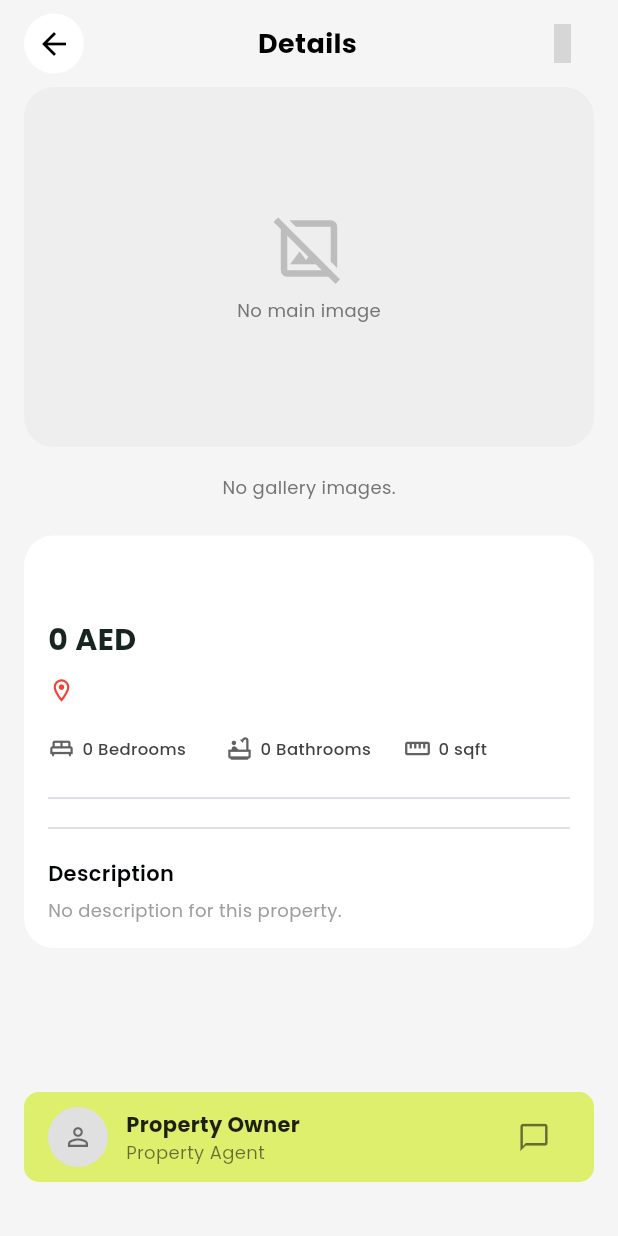
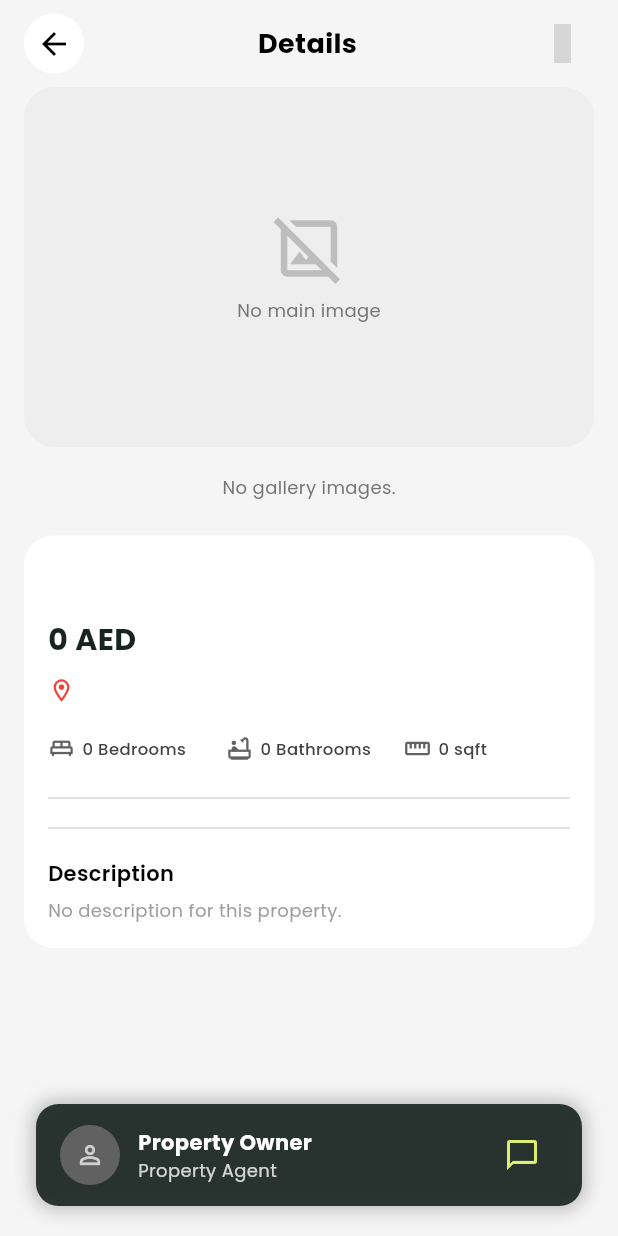
Before and after one commit to joule88/real, a Flutter app: the PropertyDetailPage screen opened directly with empty values, on a phone screen of 412 x 824 dp. Run offline on Flutter 3.47's test engine with Material 3 defaults, Android fonts, the phone set to English and light mode, and no system bars; our stand-ins replace cached_network_image, eva_icons_flutter, fl_chart, flutter_map, geolocator, google_fonts and 3 more; accounts and stored records are empty; network calls fail; grey boxes are pictures that could not be loaded.

Commit message:
Update 1

```diff
--- a/lib/screens/detail/detailpost.dart
+++ b/lib/screens/detail/detailpost.dart
@@ -126,7 +126,13 @@ class _PropertyDetailPageState extends State<PropertyDetailPage> {
 
     return Scaffold(
       backgroundColor: Colors.grey[100],
-      body: SafeArea(
+      // ==========================================================
+      //         PERUBAHAN UTAMA DIMULAI DI SINI
+      // ==========================================================
+      body: Stack(
+        children: [
+          // Widget utama yang berisi konten yang bisa di-scroll
+          SafeArea(
             child: Column(
               crossAxisAlignment: CrossAxisAlignment.start,
               children: [
@@ -257,7 +263,8 @@ class _PropertyDetailPageState extends State<PropertyDetailPage> {
                 ),
                 Expanded(
                   child: SingleChildScrollView(
-                padding: const EdgeInsets.symmetric(horizontal: 16),
+                    // Menambahkan padding di bawah agar konten terakhir tidak tertutup widget kontak
+                    padding: const EdgeInsets.fromLTRB(16, 0, 16, 120),
                     child: Container(
                       margin: const EdgeInsets.only(top: 4, bottom: 16),
                       padding: const EdgeInsets.all(16),
@@ -362,11 +369,22 @@ class _PropertyDetailPageState extends State<PropertyDetailPage> {
                     ),
                   ),
                 ),
-            ContactAgentWidget(owner: widget.property.uploaderInfo),
-            SizedBox(height: MediaQuery.of(context).padding.bottom > 0 ? 10 : 20),
+                // ContactAgentWidget dan SizedBox di bawahnya telah dipindahkan dari sini
               ],
             ),
           ),
+          // Widget kontak yang "mengambang" di lapisan atas
+          Positioned(
+            bottom: 0,
+            left: 0,
+            right: 0,
+            child: ContactAgentWidget(owner: widget.property.uploaderInfo),
+          ),
+        ],
+      ),
+      // ==========================================================
+      //          PERUBAHAN UTAMA SELESAI DI SINI
+      // ==========================================================
     );
   }
 
--- a/lib/screens/my_drafts/map_picker_screen.dart
+++ b/lib/screens/my_drafts/map_picker_screen.dart
@@ -256,7 +256,7 @@ class _MapPickerScreenState extends State<MapPickerScreen> {
                         child: ElevatedButton.icon(
                           // ENGLISH TRANSLATION
                           label: Text("Use This Address", style: GoogleFonts.poppins(fontWeight: FontWeight.bold)),
-                          icon: const Icon(Icons.check_circle),
+                          icon: const Icon(Icons.check_circle, color: Colors.white),
                           onPressed: (_selectedLocation == null || _isLoadingAddress) ? null : _onMapConfirm,
                           style: ElevatedButton.styleFrom(
                             backgroundColor: Theme.of(context).primaryColor,
--- a/lib/widgets/contact.dart
+++ b/lib/widgets/contact.dart
@@ -1,28 +1,26 @@
 // lib/widgets/contact.dart
 import 'package:flutter/material.dart';
 import 'package:google_fonts/google_fonts.dart';
-import 'package:real/models/user_model.dart'; // Import User model
-import 'package:url_launcher/url_launcher.dart'; // Import url_launcher
-import 'package:cached_network_image/cached_network_image.dart'; // Import cached_network_image
+import 'package:real/models/user_model.dart';
+import 'package:url_launcher/url_launcher.dart';
+import 'package:cached_network_image/cached_network_image.dart';
 
 class ContactAgentWidget extends StatelessWidget {
-  final User? owner; // Changed to User?
+  final User? owner;
 
   const ContactAgentWidget({super.key, required this.owner});
 
   Future<void> _launchWhatsApp(BuildContext context, String? phoneNumber) async {
     if (phoneNumber == null || phoneNumber.isEmpty) {
       ScaffoldMessenger.of(context).showSnackBar(
-        // ENGLISH TRANSLATION
         const SnackBar(content: Text('Owner\'s WhatsApp number is not available.')),
       );
       return;
     }
 
-    // Basic phone number cleaning:
-    String cleanedPhone = phoneNumber.replaceAll(RegExp(r'\D'), ''); // Remove all non-digits
+    String cleanedPhone = phoneNumber.replaceAll(RegExp(r'\D'), '');
     if (cleanedPhone.startsWith('0')) {
-      cleanedPhone = '62${cleanedPhone.substring(1)}'; // Replace leading 0 with 62 (for Indonesia)
+      cleanedPhone = '62${cleanedPhone.substring(1)}';
     } else if (!cleanedPhone.startsWith('62')) {
       if (cleanedPhone.length >= 9 && cleanedPhone.length <= 13 && !cleanedPhone.startsWith('+')) {
          // This logic is specific to Indonesian numbers
@@ -38,7 +36,6 @@ class ContactAgentWidget extends StatelessWidget {
       } else {
         if (context.mounted) {
           ScaffoldMessenger.of(context).showSnackBar(
-            // ENGLISH TRANSLATION
             const SnackBar(content: Text('Could not open WhatsApp. Please ensure it is installed.')),
           );
         }
@@ -46,7 +43,6 @@ class ContactAgentWidget extends StatelessWidget {
     } catch (e) {
       if (context.mounted) {
         ScaffoldMessenger.of(context).showSnackBar(
-            // ENGLISH TRANSLATION
             SnackBar(content: Text('Error opening WhatsApp: $e')),
         );
       }
@@ -56,49 +52,58 @@ class ContactAgentWidget extends StatelessWidget {
   @override
   Widget build(BuildContext context) {
     if (owner == null) {
+      // Tampilan jika owner tidak ada, dibuat semi-transparan juga
       return Container(
-        margin: const EdgeInsets.all(16),
+        margin: const EdgeInsets.symmetric(horizontal: 24, vertical: 20),
         padding: const EdgeInsets.symmetric(horizontal: 16),
         height: 60,
         decoration: BoxDecoration(
-          color: const Color(0xFFDDEF6D),
-          borderRadius: BorderRadius.circular(10),
+          color: Colors.black.withOpacity(0.75),
+          borderRadius: BorderRadius.circular(15),
         ),
         child: Center(
           child: Text(
-            // ENGLISH TRANSLATION
             "Owner information is not available.",
-            style: GoogleFonts.poppins(color: Colors.black54),
+            style: GoogleFonts.poppins(color: Colors.white70),
           ),
         ),
       );
     }
 
+    // ==========================================================
+    //         PERUBAHAN TAMPILAN DIMULAI DI SINI
+    // ==========================================================
     return Container(
-      margin: const EdgeInsets.all(16),
-      padding: const EdgeInsets.symmetric(horizontal: 16),
-      height: 60,
+      margin: const EdgeInsets.symmetric(horizontal: 24, vertical: 20),
+      padding: const EdgeInsets.symmetric(horizontal: 16, vertical: 10),
       decoration: BoxDecoration(
-        color: const Color(0xFFDDEF6D),
-        borderRadius: BorderRadius.circular(10),
+        color: const Color(0xFF182420).withOpacity(0.9), // Latar belakang gelap semi-transparan
+        borderRadius: BorderRadius.circular(15),
+        boxShadow: [
+          BoxShadow(
+            color: Colors.black.withOpacity(0.25),
+            blurRadius: 10,
+            spreadRadius: 2,
+          )
+        ],
       ),
       child: Row(
         children: [
           CircleAvatar(
             radius: 20,
-            backgroundColor: Colors.grey[300],
+            backgroundColor: Colors.grey[700],
             child: owner!.profileImage.isNotEmpty
                 ? ClipOval(
                     child: CachedNetworkImage(
                       imageUrl: owner!.profileImage,
-                      placeholder: (context, url) => const CircularProgressIndicator(strokeWidth: 2),
-                      errorWidget: (context, url, error) => const Icon(Icons.person_outline, size: 20, color: Colors.black54),
+                      placeholder: (context, url) => const CircularProgressIndicator(strokeWidth: 2, color: Colors.white),
+                      errorWidget: (context, url, error) => const Icon(Icons.person_outline, size: 20, color: Colors.white70),
                       width: 40,
                       height: 40,
                       fit: BoxFit.cover,
                     ),
                   )
-                : const Icon(Icons.person_outline, size: 20, color: Colors.black54),
+                : const Icon(Icons.person_outline, size: 20, color: Colors.white70),
           ),
           const SizedBox(width: 12),
           Expanded(
@@ -107,39 +112,32 @@ class ContactAgentWidget extends StatelessWidget {
               crossAxisAlignment: CrossAxisAlignment.start,
               children: [
                 Text(
-                  // ENGLISH TRANSLATION
                   owner!.name.isNotEmpty ? owner!.name : "Property Owner",
                   style: GoogleFonts.poppins(
-                      fontWeight: FontWeight.bold, fontSize: 14, color: Colors.black87),
+                      fontWeight: FontWeight.bold, fontSize: 14, color: Colors.white), // Warna teks diubah
                   maxLines: 1,
                   overflow: TextOverflow.ellipsis,
                 ),
-                if (owner!.bio.isNotEmpty) ...[
-                  Text(
-                    owner!.bio,
-                    style: GoogleFonts.poppins(fontSize: 11, color: Colors.black54),
-                    maxLines: 1,
-                    overflow: TextOverflow.ellipsis,
-                  ),
-                ] else ...[
-                  Text(
-                    // ENGLISH TRANSLATION
-                    "Property Agent",
-                    style: GoogleFonts.poppins(fontSize: 12, color: Colors.black54),
-                  ),
-                ],
+                Text(
+                  owner!.bio.isNotEmpty ? owner!.bio : "Property Agent",
+                  style: GoogleFonts.poppins(fontSize: 12, color: Colors.white.withOpacity(0.8)), // Warna teks diubah
+                  maxLines: 1,
+                  overflow: TextOverflow.ellipsis,
+                ),
               ],
             ),
           ),
           const SizedBox(width: 10),
           IconButton(
-            icon: Icon(Icons.chat_bubble_outline, size: 22, color: Colors.black54),
+            icon: const Icon(Icons.chat_bubble_outline, size: 24, color: Color(0xFFDDEF6D)), // Warna ikon diubah
             onPressed: () => _launchWhatsApp(context, owner!.phone),
-            // ENGLISH TRANSLATION
             tooltip: 'Contact via WhatsApp',
           ),
         ],
       ),
     );
+    // ==========================================================
+    //          PERUBAHAN TAMPILAN SELESAI DI SINI
+    // ==========================================================
   }
 }
```
Also changed, not shown: lib/screens/home/home_screen.dart (+18 -11 lines), lib/screens/main_screen.dart (+13 -14 lines), lib/screens/my_drafts/add_property_form_screen.dart (+16 -7 lines), lib/screens/profile/edit_profile_screen.dart (+18 -1 lines), lib/screens/search/search_screen.dart (+43 -42 lines), lib/widgets/property_card.dart (+10 -3 lines), lib/widgets/property_card_profile.dart (+19 -35 lines). Lines whose indentation alone changed are shown as unchanged.
